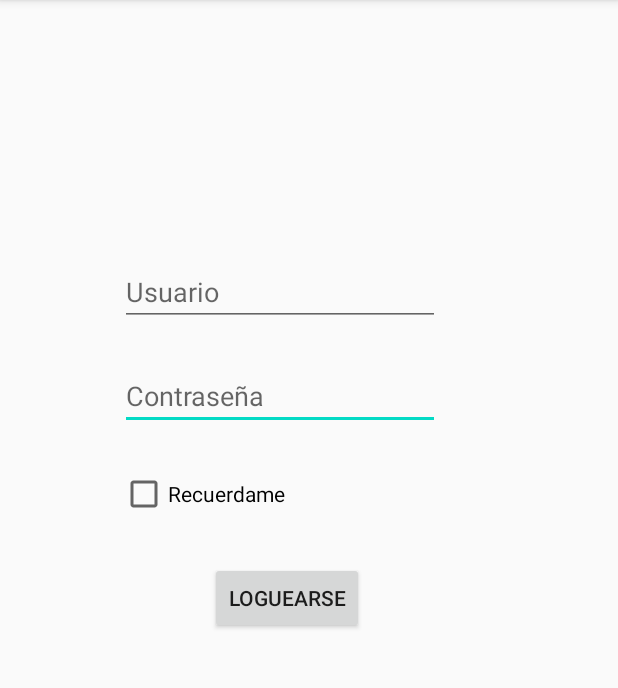
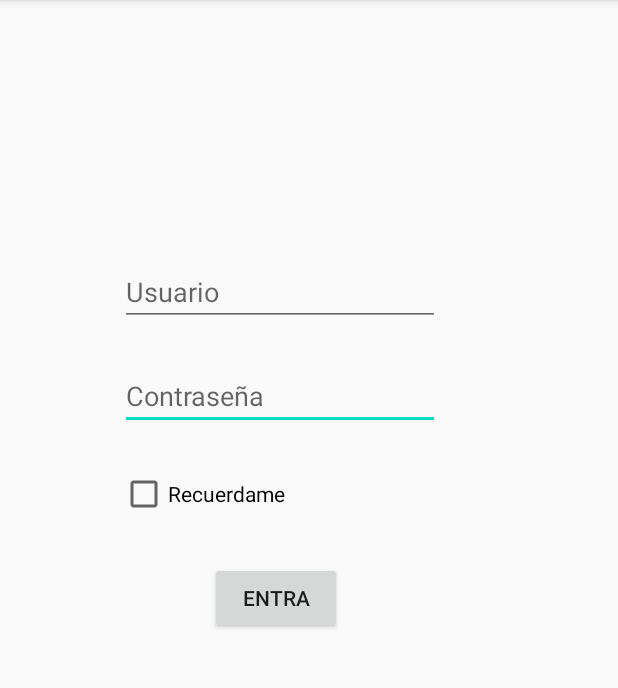
Before and after one commit to cf17jeremy/Gestorincidencies, an Android app: the screen it shows after launch (MainActivity), on a phone screen of 412 x 824 dp, the part 84-772 px from its top. Run offline under Robolectric (Android 15) with nearby library versions, the phone set to English and light mode, and no system bars.

Commit message:
error main activity arreglado y apk actualizado

```diff
--- a/app/src/main/java/com/example/gestorincidencies/APP/MainActivity.java
+++ b/app/src/main/java/com/example/gestorincidencies/APP/MainActivity.java
@@ -38,6 +38,7 @@ public class MainActivity extends AppCompatActivity {
         }
         //declaracion checkbox
         RememberMe = findViewById(R.id.rememberuser);
+        RememberMe.setText(getResources().getString(R.string.remembertxt));
 
         if (!new saveprefecence(this).isUserLogedOut()) {
             //si estan guardados entra directamente al menu
@@ -48,6 +49,10 @@ public class MainActivity extends AppCompatActivity {
         usuari = findViewById(R.id.user);
         contrasenya = findViewById(R.id.contrasenya);
         login = findViewById(R.id.btnlog);
+        usuari.setHint(getResources().getString(R.string.user));
+        contrasenya.setHint(getResources().getString(R.string.contra));
+        login.setText(getResources().getString(R.string.login));
+
 
         login.setOnClickListener(new View.OnClickListener() {
             @Override
--- a/app/src/main/res/values/strings.xml
+++ b/app/src/main/res/values/strings.xml
@@ -1,7 +1,6 @@
 <resources>
+    <!-- LENGUAGE ES -->
     <string name="app_name">Gestorincidencies</string>
-
-    <!-- LENGUAGE ES -->
     <string name="dialog_Advetencia">Estás seguro de eliminar todas las incidencias?</string>
     <string name="dialog_Advetencia2">Estás seguro de restablecer los valores de fabrica?</string>
     <string name="dialog_aceptar">Aceptar</string>
@@ -27,7 +26,7 @@
     <string name="sel_id">Selecciona un idioma</string>
     <string name="español">Español</string>
     <string name="ingles">Inglés</string>
-    <string name="login">Loguearse</string>
+    <string name="login">Entra</string>
     <string name="user">Usuario</string>
     <string name="contra">Contraseña</string>
     <string name="inciname">Nombre incidencia</string>
```
Also changed, not shown: 2 other files.
